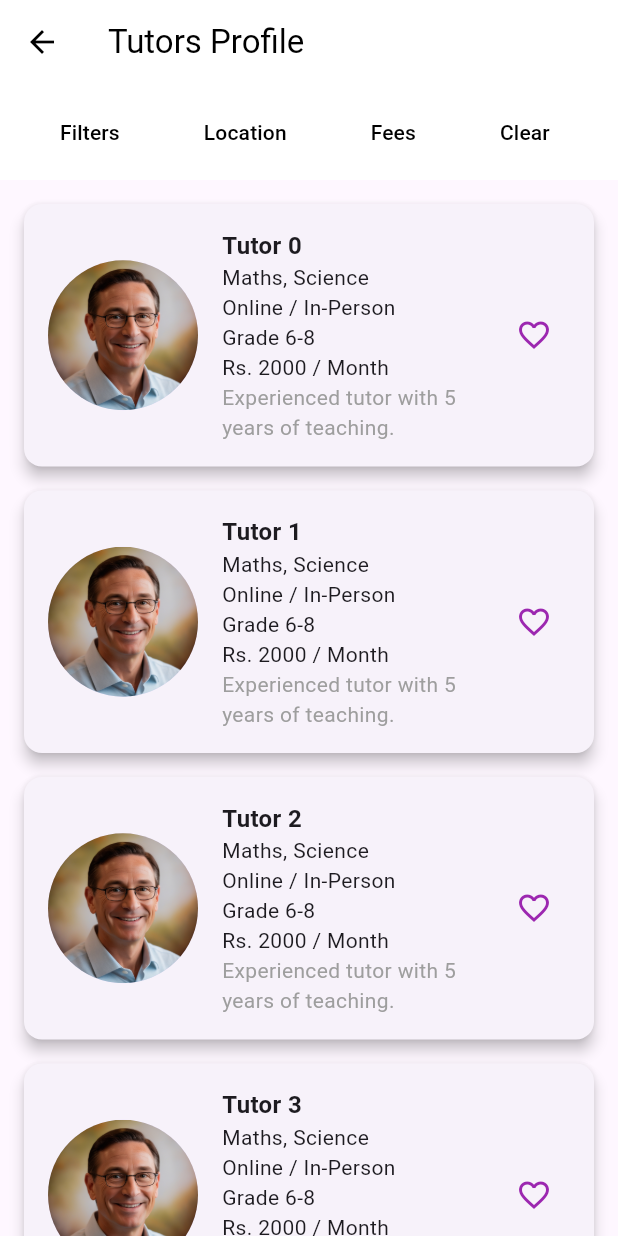
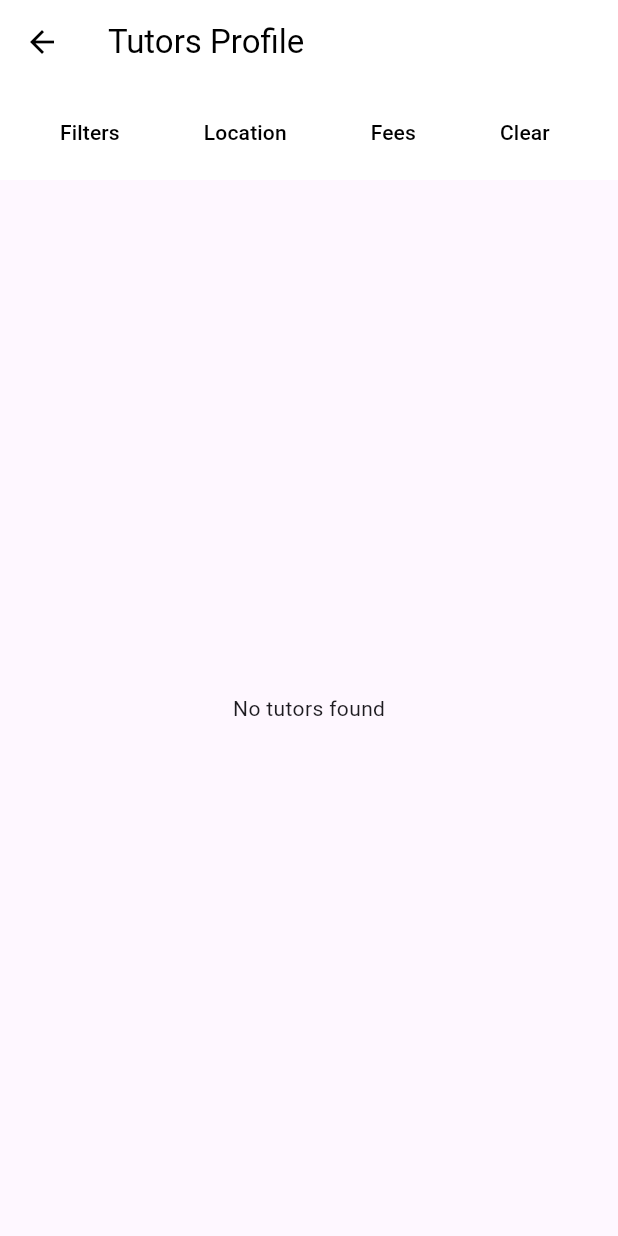
Before and after one commit to Imalsha28/Tutor_Finder, a Flutter app: the TutorProfile screen opened directly, on a phone screen of 412 x 824 dp. Run offline on Flutter 3.47's test engine with Material 3 defaults, Android fonts, the phone set to English and light mode, and no system bars; our stand-ins replace cloud_firestore, curved_navigation_bar, firebase_auth, firebase_core, flutter_signin_button, google_sign_in and 1 more; accounts and stored records are empty.

Commit message:
create tutor cards

```diff
--- /dev/null
+++ b/lib/models/tutor_model.dart
@@ -0,0 +1,65 @@
+class TutorModel {
+  final String name;
+  final String subjects;
+  final String tuitionType;
+
+  final String monthlyFees;
+  final String description;
+  final String location;
+  final String city;
+  final String teachingExp;
+  final String education;
+  final String tuitionLevel;
+  final String tuitionMedium;
+  final String feeType;
+
+  final String academicExp;
+
+  TutorModel({
+    required this.name,
+    required this.subjects,
+    required this.tuitionType,
+    required this.monthlyFees,
+    required this.description,
+    required this.location,
+    required this.city,
+    required this.teachingExp,
+    required this.education,
+    required this.tuitionLevel,
+    required this.tuitionMedium,
+    required this.feeType,
+    required this.academicExp,
+  });
+
+  Map<String, dynamic> toJson() => {
+        'name': name,
+        'subject': subjects,
+        'tuitionType': tuitionType,
+        'monthlyFees': monthlyFees,
+        'description': description,
+        'location': location,
+        'city': city,
+        'teachingExp': teachingExp,
+        'education': education,
+        'tuitionLevel': tuitionLevel,
+        'tuitionMedium': tuitionMedium,
+        'feeType': feeType,
+        'academicExp': academicExp,
+      };
+
+  factory TutorModel.fromJson(Map<String, dynamic> json) => TutorModel(
+        name: json['name'] ?? '',
+        subjects: json['subject'] ?? '',
+        tuitionType: json['tuitionType'] ?? '',
+        location: json['location'] ?? '',
+        city: json['city'] ?? '',
+        teachingExp: json['teachingExp'] ?? '',
+        education: json['education'] ?? '',
+        monthlyFees: json['monthlyFees'] ?? 0,
+        tuitionLevel: json['tuitionLevel'] ?? '',
+        tuitionMedium: json['tuitionMedium'] ?? '',
+        feeType: json['feeType'] ?? '',
+        academicExp: json['academicExp'] ?? '',
+        description: json['description'] ?? '',
+      );
+}
--- a/lib/pages/tutor_profile.dart
+++ b/lib/pages/tutor_profile.dart
@@ -1,9 +1,28 @@
+import 'package:firebase_auth/firebase_auth.dart';
 import 'package:flutter/material.dart';
 import 'package:project_1/pages/tutor.dart';
+import 'dart:convert';
+import 'package:project_1/models/tutor_model.dart';
+import 'package:shared_preferences/shared_preferences.dart';
 
-class TutorProfile extends StatelessWidget {
+Future<List<TutorModel>> getTutorList() async {
+  final prefs = await SharedPreferences.getInstance();
+  final String? tutorsString = prefs.getString('tutors');
+
+  if (tutorsString == null) return [];
+
+  List<dynamic> tutorJsonList = jsonDecode(tutorsString);
+  return tutorJsonList.map((json) => TutorModel.fromJson(json)).toList();
+}
+
+class TutorProfile extends StatefulWidget {
   const TutorProfile({super.key});
 
+  @override
+  State<TutorProfile> createState() => _TutorProfileState();
+}
+
+class _TutorProfileState extends State<TutorProfile> {
   @override
   Widget build(BuildContext context) {
     return Scaffold(
@@ -39,29 +58,46 @@ class TutorProfile extends StatelessWidget {
             ),
           ),
           Expanded(
-            child: ListView.builder(
+            child: FutureBuilder<List<TutorModel>>(
+              future: getTutorList(),
+              builder: (context, snapshot) {
+                if (snapshot.connectionState == ConnectionState.waiting) {
+                  return const Center(child: CircularProgressIndicator());
+                } else if (snapshot.hasError) {
+                  return const Center(child: Text("Error loading tutors"));
+                } else if (!snapshot.hasData || snapshot.data!.isEmpty) {
+                  return const Center(child: Text("No tutors found"));
+                }
+
+                final tutors = snapshot.data!;
+                return ListView.builder(
                   padding: const EdgeInsets.all(16),
-              itemCount: 5, // Number of profiles
+                  itemCount: tutors.length,
                   itemBuilder: (context, index) {
+                    final tutor = tutors[index];
                     return GestureDetector(
                       onTap: () {
                         Navigator.push(
                           context,
-                      MaterialPageRoute(builder: (context) => const Tutor()),
+                          MaterialPageRoute(
+                            builder: (context) => const Tutor(),
+                          ),
                         );
                       },
                       child: TutorCard(
-                    name: "Tutor $index",
-                    subjects: "Maths, Science",
-                    tuitionType: "Online / In-Person",
-                    grade: "Grade 6-8",
-                    monthlyFees: "Rs. 2000 / Month",
-                    description: "Experienced tutor with 5 years of teaching.",
+                        name: tutor.name,
+                        subjects: tutor.subjects,
+                        location: tutor.location,
+                        tuitionType: tutor.tuitionType,
+                        grade: tutor.tuitionLevel,
+                        monthlyFees: "Rs. ${tutor.monthlyFees} / Month",
+                        description: tutor.description,
                         onFavoriteTap: () {
-                      // Handle favorite button tap
-                      print("Favorited Tutor $index");
+                          print("Favorited ${tutor.name}");
                         },
                       ),
+                    );
+                  },
                 );
               },
             ),
@@ -109,6 +145,7 @@ class TutorCard extends StatelessWidget {
   final String grade;
   final String monthlyFees;
   final String description;
+  final String location;
   final VoidCallback onFavoriteTap;
 
   const TutorCard({
@@ -119,6 +156,7 @@ class TutorCard extends StatelessWidget {
     required this.grade,
     required this.monthlyFees,
     required this.description,
+    required this.location,
     required this.onFavoriteTap,
   });
 
```
Also changed, not shown: lib/pages/services/shared_pref.dart (+88 -0 lines), lib/pages/tutor_register.dart (+63 -5 lines). Lines whose indentation alone changed are shown as unchanged.
